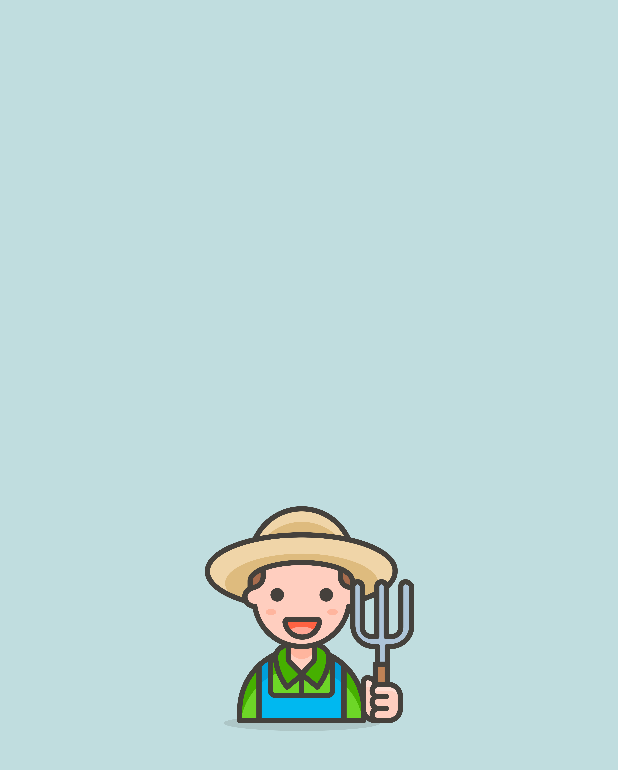
After one commit to AlwaysMori/SmartVillage, an Android app built with Jetpack Compose: the layout activity_splash.xml on its own in the app's theme, with its tools: preview values and no code run, on a phone screen of 412 x 824 dp. The commit adds this screen. Shown: the top 770 px of the screen. Run offline under Robolectric (Android 15) with nearby library versions, the phone set to English and light mode, and no system bars.

Commit message:
update ui

```diff
--- a/app/src/main/AndroidManifest.xml
+++ b/app/src/main/AndroidManifest.xml
@@ -19,6 +19,9 @@
             android:exported="false" />
         <activity
             android:name=".MainActivity"
+            android:exported="false" />
+        <activity
+            android:name=".splash.SplashActivity"
             android:exported="true">
             <intent-filter>
                 <action android:name="android.intent.action.MAIN" />
@@ -26,6 +29,7 @@
                 <category android:name="android.intent.category.LAUNCHER" />
             </intent-filter>
         </activity>
+
     </application>
 
 </manifest>
--- a/app/src/main/java/com/pkpm/smartvillage/ChatActivity.kt
+++ b/app/src/main/java/com/pkpm/smartvillage/ChatActivity.kt
@@ -23,7 +23,7 @@ class ChatActivity : AppCompatActivity() {
         binding.composeView.setContent {
             GeminiChatView(
                 apiKey = "AIzaSyDQKICc9Ij_UMKa32lAJnv7SbEjY-8ihyI",
-                appThemeColor = colorResource(R.color.blue),
+                appThemeColor = colorResource(R.color.blue_light2),
                 chatContext = listOf(
                     GeminiContent(
                         role = "user",
--- /dev/null
+++ b/app/src/main/res/layout/activity_splash.xml
@@ -0,0 +1,20 @@
+<?xml version="1.0" encoding="utf-8"?>
+<androidx.constraintlayout.widget.ConstraintLayout xmlns:android="http://schemas.android.com/apk/res/android"
+    xmlns:app="http://schemas.android.com/apk/res-auto"
+    xmlns:tools="http://schemas.android.com/tools"
+    android:layout_width="match_parent"
+    android:layout_height="match_parent"
+    android:background="#C0DDDF"
+    tools:context="splash.SplashActivity"
+    >
+
+    <ImageView
+        android:id="@+id/splash_image"
+        android:layout_width="150dp"
+        android:layout_height="150dp"
+        android:src="@drawable/petani"
+        app:layout_constraintBottom_toBottomOf="parent"
+        app:layout_constraintEnd_toEndOf="parent"
+        app:layout_constraintStart_toStartOf="parent"
+        app:layout_constraintTop_toTopOf="parent" />
+</androidx.constraintlayout.widget.ConstraintLayout>
```
Also changed, not shown: app/src/main/java/com/pkpm/smartvillage/GeminiChatView.kt (+4 -4 lines), app/src/main/java/com/pkpm/smartvillage/splash/SplashActivity.kt (added, +70 -0 lines), app/src/main/res/anim/fade_in.xml (added, +12 -0 lines), app/src/main/res/anim/fade_out.xml (added, +12 -0 lines).
